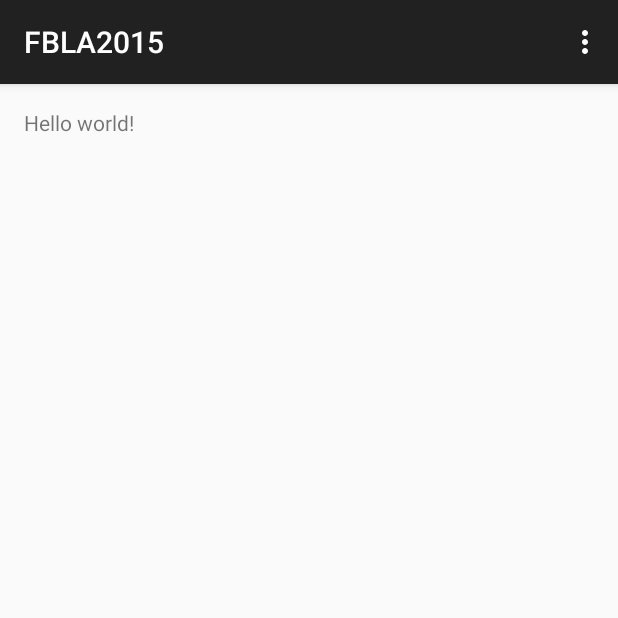
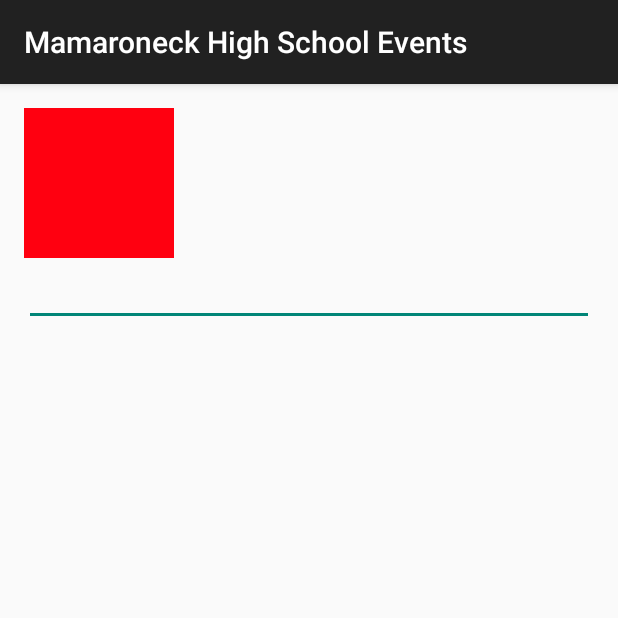
Before and after one commit to MHSCSClub/FBLA_MobileApp_2015, an Android app: the first screen one second after launch (MainActivity), on a phone screen of 412 x 824 dp, the top half of it. Run offline under Robolectric (Android 15) with nearby library versions, the phone set to English and light mode, and no system bars.

Commit message:
ViewFlipper Test

```diff
--- a/FBLA2015/app/src/main/java/com/aakportfolio/www/fbla2015/MainActivity.java
+++ b/FBLA2015/app/src/main/java/com/aakportfolio/www/fbla2015/MainActivity.java
@@ -29,10 +29,6 @@
         // as you specify a parent activity in AndroidManifest.xml.
         int id = item.getItemId();
 
-        //noinspection SimplifiableIfStatement
-        if (id == R.id.action_settings) {
-            return true;
-        }
 
         return super.onOptionsItemSelected(item);
     }
--- a/FBLA2015/app/src/main/res/layout/activity_main.xml
+++ b/FBLA2015/app/src/main/res/layout/activity_main.xml
@@ -5,7 +5,43 @@
     android:paddingTop="@dimen/activity_vertical_margin"
     android:paddingBottom="@dimen/activity_vertical_margin" tools:context=".MainActivity">
 
-    <TextView android:text="@string/hello_world" android:layout_width="wrap_content"
-        android:layout_height="wrap_content" />
+    <LinearLayout
+        android:orientation="vertical"
+        android:layout_width="fill_parent"
+        android:layout_height="fill_parent">
+
+        <ViewFlipper
+            android:layout_width="wrap_content"
+            android:layout_height="wrap_content"
+            android:id="@+id/viewFlipper"
+            android:nestedScrollingEnabled="true"
+            android:autoStart="true"
+            android:animateFirstView="true"
+            android:flipInterval="1000">
+
+            <ImageView
+                android:layout_width="wrap_content"
+                android:layout_height="wrap_content"
+                android:id="@+id/imageView"
+                android:src="#ff00ff1e"
+                android:layout_gravity="right" />
+
+            <ImageView
+                android:layout_width="100dp"
+                android:layout_height="100dp"
+                android:id="@+id/imageView5"
+                android:src="#ffff0010" />
+
+        </ViewFlipper>
+
+        <EditText
+            android:layout_width="match_parent"
+            android:layout_height="wrap_content"
+            android:inputType="date"
+            android:ems="10"
+            android:id="@+id/editText"
+            android:layout_gravity="center_horizontal" />
+
+    </LinearLayout>
 
 </RelativeLayout>
--- a/FBLA2015/app/src/main/res/menu/menu_main.xml
+++ b/FBLA2015/app/src/main/res/menu/menu_main.xml
@@ -1,6 +1,4 @@
 <menu xmlns:android="http://schemas.android.com/apk/res/android"
     xmlns:app="http://schemas.android.com/apk/res-auto"
     xmlns:tools="http://schemas.android.com/tools" tools:context=".MainActivity">
-    <item android:id="@+id/action_settings" android:title="@string/action_settings"
-        android:orderInCategory="100" app:showAsAction="never" />
 </menu>
--- a/FBLA2015/app/src/main/res/values/strings.xml
+++ b/FBLA2015/app/src/main/res/values/strings.xml
@@ -1,7 +1,7 @@
 <?xml version="1.0" encoding="utf-8"?>
 <resources>
 
-    <string name="app_name">FBLA2015</string>
+    <string name="app_name">Mamaroneck High School Events</string>
     <string name="hello_world">Hello world!</string>
     <string name="action_settings">Settings</string>
 
```
